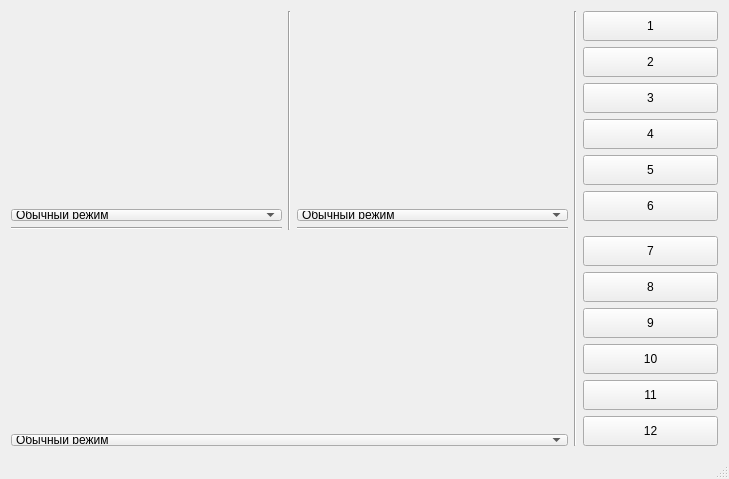
First picture: the form in design.ui, repository VenkarD/SecuritySystem, before the edit.
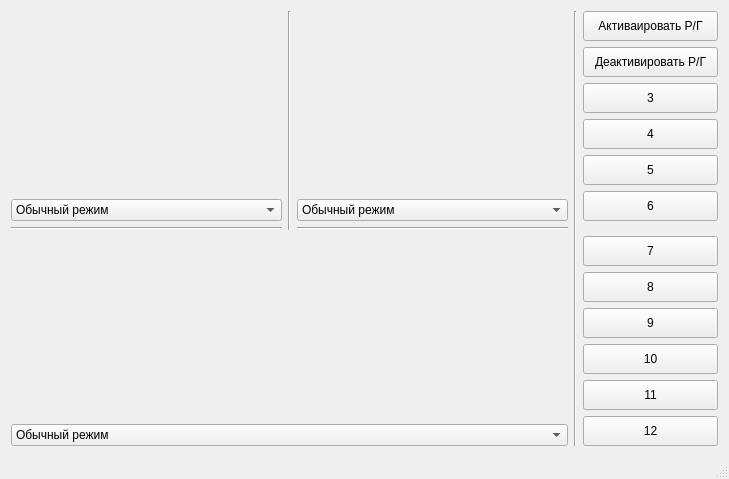
Second picture: the form after the edit.

Commit message: add fixs from ruslan

The edit to the form file:
```diff
--- a/design.ui
+++ b/design.ui
@@ -37,11 +37,11 @@
        </widget>
       </item>
       <item row="6" column="3" colspan="2">
-       <widget class="QComboBox" name="comboBox_3">
+       <widget class="QComboBox" name="comboBox_2">
         <property name="maximumSize">
          <size>
           <width>16777215</width>
-          <height>12</height>
+          <height>16777215</height>
          </size>
         </property>
         <item>
@@ -104,7 +104,7 @@
         <property name="maximumSize">
          <size>
           <width>16777215</width>
-          <height>12</height>
+          <height>16777215</height>
          </size>
         </property>
         <item>
@@ -224,7 +224,7 @@
          </size>
         </property>
         <property name="text">
-         <string>2</string>
+         <string>Деактивировать Р/Г</string>
         </property>
        </widget>
       </item>
@@ -270,7 +270,7 @@
          </size>
         </property>
         <property name="text">
-         <string>1</string>
+         <string>Активаировать Р/Г</string>
         </property>
        </widget>
       </item>
@@ -289,11 +289,11 @@
        </widget>
       </item>
       <item row="14" column="0" colspan="5">
-       <widget class="QComboBox" name="comboBox_2">
+       <widget class="QComboBox" name="comboBox_3">
         <property name="maximumSize">
          <size>
           <width>16777215</width>
-          <height>12</height>
+          <height>16777215</height>
          </size>
         </property>
         <item>
```
Left out of the diff: 10 changed lines with no effect on the pictures. The commit also changes 2 other files.
